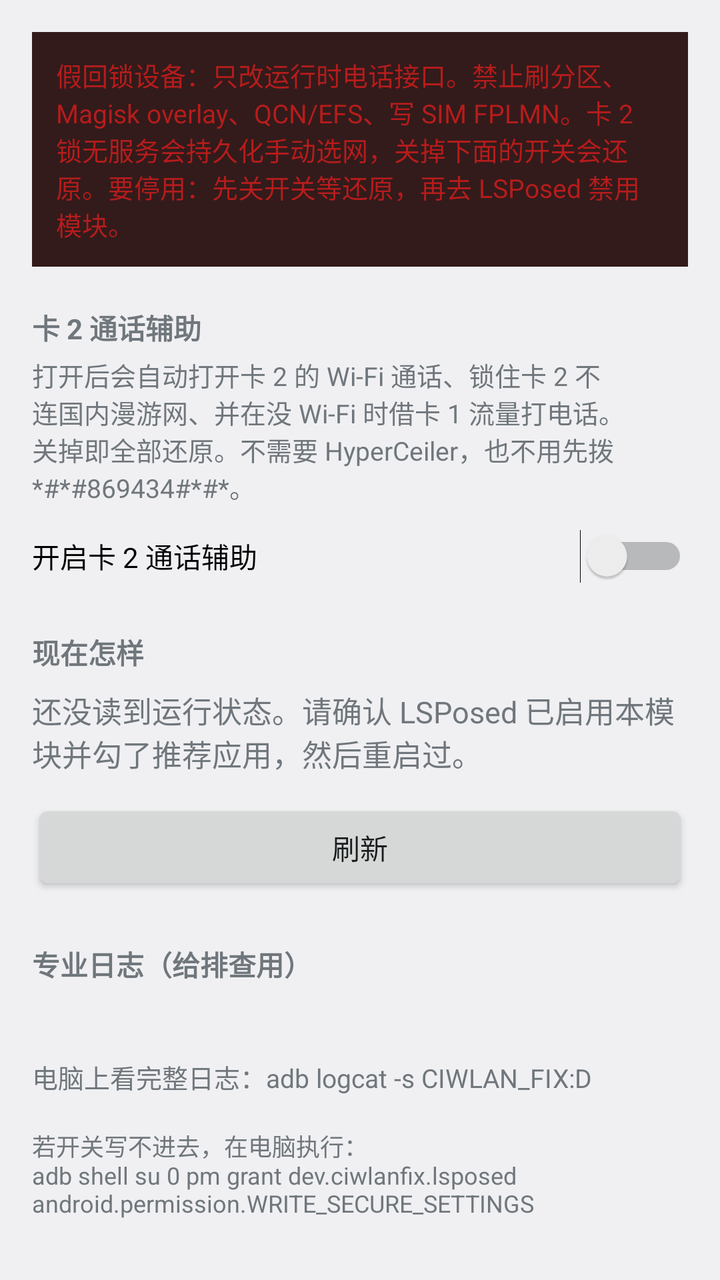
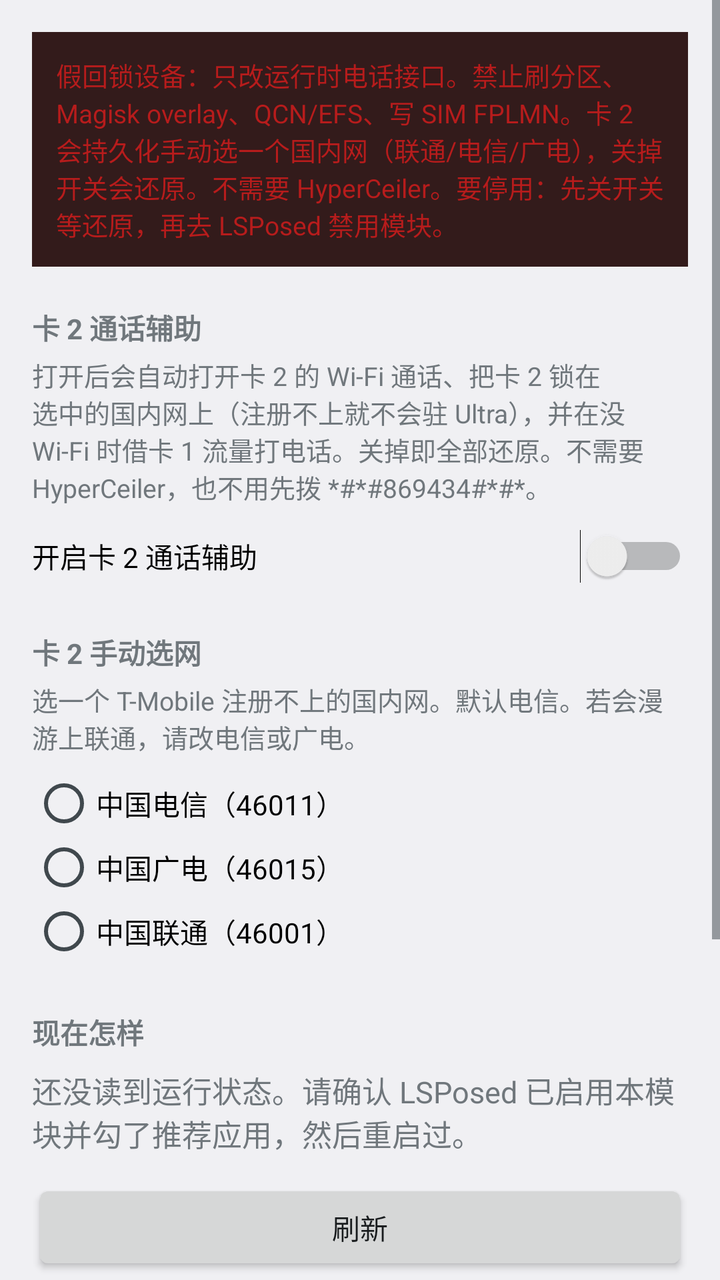

The first picture is an Android layout as it rendered before a commit; the second is the same layout after the commit. The layout source and the unified diff follow.
<!-- AndroidManifest.xml: application theme android:Theme.DeviceDefault.DayNight -->
<!-- res/layout/activity_settings.xml -->
<?xml version="1.0" encoding="utf-8"?>
<ScrollView xmlns:android="http://schemas.android.com/apk/res/android"
    android:layout_width="match_parent"
    android:layout_height="match_parent"
    android:fillViewport="true">

    <LinearLayout
        android:layout_width="match_parent"
        android:layout_height="wrap_content"
        android:orientation="vertical"
        android:padding="16dp">

        <TextView
            android:id="@+id/safety_banner"
            android:layout_width="match_parent"
            android:layout_height="wrap_content"
            android:background="@color/banner_bg"
            android:padding="12dp"
            android:text="@string/safety_banner"
            android:textColor="@color/danger"
            android:textSize="13sp" />

        <TextView
            android:layout_width="match_parent"
            android:layout_height="wrap_content"
            android:layout_marginTop="20dp"
            android:text="@string/master_title"
            android:textStyle="bold" />

        <TextView
            android:layout_width="match_parent"
            android:layout_height="wrap_content"
            android:layout_marginTop="4dp"
            android:text="@string/master_summary"
            android:textSize="13sp" />

        <Switch
            android:id="@+id/master_switch"
            android:layout_width="match_parent"
            android:layout_height="wrap_content"
            android:layout_marginTop="12dp"
            android:text="@string/master_switch" />

        <TextView
            android:layout_width="match_parent"
            android:layout_height="wrap_content"
            android:layout_marginTop="24dp"
            android:text="@string/status_title"
            android:textStyle="bold" />

        <TextView
            android:id="@+id/runtime_status"
            android:layout_width="match_parent"
            android:layout_height="wrap_content"
            android:layout_marginTop="8dp"
            android:text="@string/status_empty"
            android:textSize="15sp" />

        <Button
            android:id="@+id/refresh_status"
            android:layout_width="match_parent"
            android:layout_height="wrap_content"
            android:layout_marginTop="12dp"
            android:text="@string/refresh_status" />

        <TextView
            android:layout_width="match_parent"
            android:layout_height="wrap_content"
            android:layout_marginTop="24dp"
            android:text="@string/pro_title"
            android:textStyle="bold" />

        <TextView
            android:id="@+id/pro_log"
            android:layout_width="match_parent"
            android:layout_height="wrap_content"
            android:layout_marginTop="8dp"
            android:fontFamily="monospace"
            android:textSize="12sp" />

        <TextView
            android:layout_width="match_parent"
            android:layout_height="wrap_content"
            android:layout_marginTop="12dp"
            android:text="@string/logcat_hint"
            android:textSize="13sp" />

        <TextView
            android:id="@+id/grant_hint"
            android:layout_width="match_parent"
            android:layout_height="wrap_content"
            android:layout_marginTop="16dp"
            android:text="@string/grant_hint"
            android:textSize="12sp" />
    </LinearLayout>
</ScrollView>
<!-- resources referenced by this layout -->
<resources>
  <color name="banner_bg">#331B1B</color>
  <color name="danger">#B71C1C</color>
  <string name="grant_hint">若开关写不进去，在电脑执行：\nadb shell su 0 pm grant dev.ciwlanfix.lsposed android.permission.WRITE_SECURE_SETTINGS</string>
  <string name="logcat_hint">电脑上看完整日志：adb logcat -s CIWLAN_FIX:D</string>
  <string name="master_summary">打开后会自动打开卡 2 的 Wi-Fi 通话、锁住卡 2 不连国内漫游网、并在没 Wi-Fi 时借卡 1 流量打电话。关掉即全部还原。不需要 HyperCeiler，也不用先拨 *#*#869434#*#*。</string>
  <string name="master_switch">开启卡 2 通话辅助</string>
  <string name="master_title">卡 2 通话辅助</string>
  <string name="pro_title">专业日志（给排查用）</string>
  <string name="refresh_status">刷新</string>
  <string name="safety_banner">假回锁设备：只改运行时电话接口。禁止刷分区、Magisk overlay、QCN/EFS、写 SIM FPLMN。卡 2 锁无服务会持久化手动选网，关掉下面的开关会还原。要停用：先关开关等还原，再去 LSPosed 禁用模块。</string>
  <string name="status_empty">还没读到运行状态。请确认 LSPosed 已启用本模块并勾了推荐应用，然后重启过。</string>
  <string name="status_title">现在怎样</string>
</resources>

<!-- the commit's change to res/layout/activity_settings.xml (unified diff, before → after) -->
@@ -45,6 +45,45 @@
             android:layout_width="match_parent"
             android:layout_height="wrap_content"
             android:layout_marginTop="24dp"
+            android:text="@string/plmn_title"
+            android:textStyle="bold" />
+
+        <TextView
+            android:layout_width="match_parent"
+            android:layout_height="wrap_content"
+            android:layout_marginTop="4dp"
+            android:text="@string/plmn_summary"
+            android:textSize="13sp" />
+
+        <RadioGroup
+            android:id="@+id/plmn_group"
+            android:layout_width="match_parent"
+            android:layout_height="wrap_content"
+            android:layout_marginTop="8dp">
+
+            <RadioButton
+                android:id="@+id/plmn_ct"
+                android:layout_width="match_parent"
+                android:layout_height="wrap_content"
+                android:text="@string/plmn_ct" />
+
+            <RadioButton
+                android:id="@+id/plmn_cbn"
+                android:layout_width="match_parent"
+                android:layout_height="wrap_content"
+                android:text="@string/plmn_cbn" />
+
+            <RadioButton
+                android:id="@+id/plmn_unicom"
+                android:layout_width="match_parent"
+                android:layout_height="wrap_content"
+                android:text="@string/plmn_unicom" />
+        </RadioGroup>
+
+        <TextView
+            android:layout_width="match_parent"
+            android:layout_height="wrap_content"
+            android:layout_marginTop="24dp"
             android:text="@string/status_title"
             android:textStyle="bold" />
 
@@ -67,23 +106,22 @@
             android:layout_width="match_parent"
             android:layout_height="wrap_content"
             android:layout_marginTop="24dp"
-            android:text="@string/pro_title"
+            android:text="@string/debug_title"
             android:textStyle="bold" />
 
-        <TextView
-            android:id="@+id/pro_log"
+        <Button
+            android:id="@+id/copy_adb"
             android:layout_width="match_parent"
             android:layout_height="wrap_content"
             android:layout_marginTop="8dp"
-            android:fontFamily="monospace"
-            android:textSize="12sp" />
+            android:text="@string/copy_adb" />
 
-        <TextView
+        <Button
+            android:id="@+id/export_log"
             android:layout_width="match_parent"
             android:layout_height="wrap_content"
-            android:layout_marginTop="12dp"
-            android:text="@string/logcat_hint"
-            android:textSize="13sp" />
+            android:layout_marginTop="8dp"
+            android:text="@string/export_log" />
 
         <TextView
             android:id="@+id/grant_hint"
<!-- resource entries referenced after the edit -->
@@ -2,14 +2,20 @@
 <resources>
   <color name="banner_bg">#331B1B</color>
   <color name="danger">#B71C1C</color>
+  <string name="copy_adb">复制 adb 日志命令</string>
+  <string name="debug_title">排查</string>
+  <string name="export_log">导出日志到 Download</string>
   <string name="grant_hint">若开关写不进去，在电脑执行：\nadb shell su 0 pm grant dev.ciwlanfix.lsposed android.permission.WRITE_SECURE_SETTINGS</string>
-  <string name="logcat_hint">电脑上看完整日志：adb logcat -s CIWLAN_FIX:D</string>
-  <string name="master_summary">打开后会自动打开卡 2 的 Wi-Fi 通话、锁住卡 2 不连国内漫游网、并在没 Wi-Fi 时借卡 1 流量打电话。关掉即全部还原。不需要 HyperCeiler，也不用先拨 *#*#869434#*#*。</string>
+  <string name="master_summary">打开后会自动打开卡 2 的 Wi-Fi 通话、把卡 2 锁在选中的国内网上（注册不上就不会驻 Ultra），并在没 Wi-Fi 时借卡 1 流量打电话。关掉即全部还原。不需要 HyperCeiler，也不用先拨 *#*#869434#*#*。</string>
   <string name="master_switch">开启卡 2 通话辅助</string>
   <string name="master_title">卡 2 通话辅助</string>
-  <string name="pro_title">专业日志（给排查用）</string>
+  <string name="plmn_cbn">中国广电（46015）</string>
+  <string name="plmn_ct">中国电信（46011）</string>
+  <string name="plmn_summary">选一个 T-Mobile 注册不上的国内网。默认电信。若会漫游上联通，请改电信或广电。</string>
+  <string name="plmn_title">卡 2 手动选网</string>
+  <string name="plmn_unicom">中国联通（46001）</string>
   <string name="refresh_status">刷新</string>
-  <string name="safety_banner">假回锁设备：只改运行时电话接口。禁止刷分区、Magisk overlay、QCN/EFS、写 SIM FPLMN。卡 2 锁无服务会持久化手动选网，关掉下面的开关会还原。要停用：先关开关等还原，再去 LSPosed 禁用模块。</string>
+  <string name="safety_banner">假回锁设备：只改运行时电话接口。禁止刷分区、Magisk overlay、QCN/EFS、写 SIM FPLMN。卡 2 会持久化手动选一个国内网（联通/电信/广电），关掉开关会还原。不需要 HyperCeiler。要停用：先关开关等还原，再去 LSPosed 禁用模块。</string>
   <string name="status_empty">还没读到运行状态。请确认 LSPosed 已启用本模块并勾了推荐应用，然后重启过。</string>
   <string name="status_title">现在怎样</string>
 </resources>
